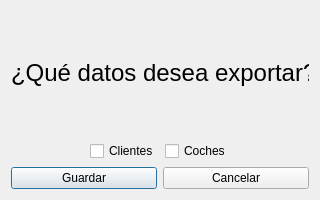
Above: ui/dlgTipoExportacion.ui from arielcostas/dam-di-costasguerrero before the change. Below: the same form after it.
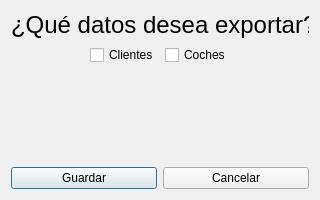
That is the form after the change.

Patch:
```diff
--- a/ui/dlgTipoExportacion.ui
+++ b/ui/dlgTipoExportacion.ui
@@ -82,6 +82,19 @@
      </item>
     </layout>
    </item>
+   <item>
+    <spacer name="verticalSpacer">
+     <property name="orientation">
+      <enum>Qt::Vertical</enum>
+     </property>
+     <property name="sizeHint" stdset="0">
+      <size>
+       <width>20</width>
+       <height>40</height>
+      </size>
+     </property>
+    </spacer>
+   </item>
    <item>
     <layout class="QHBoxLayout" name="horizontalLayout">
      <item>
```
